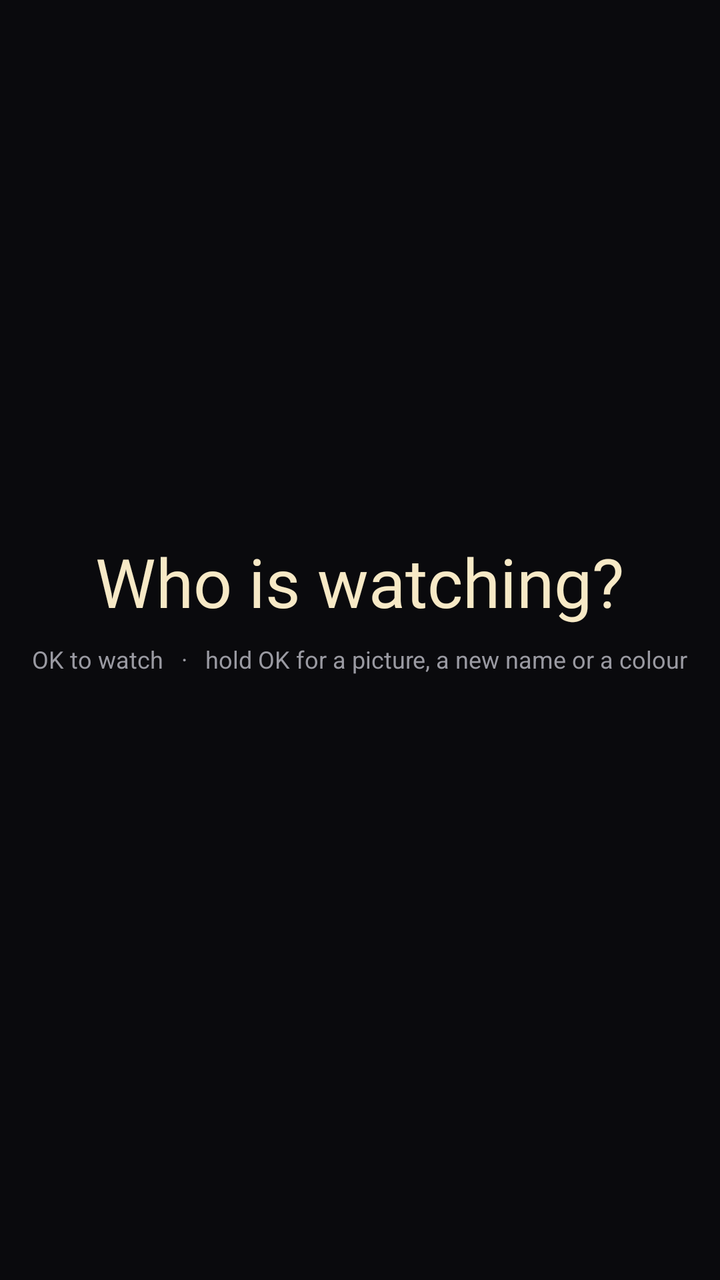
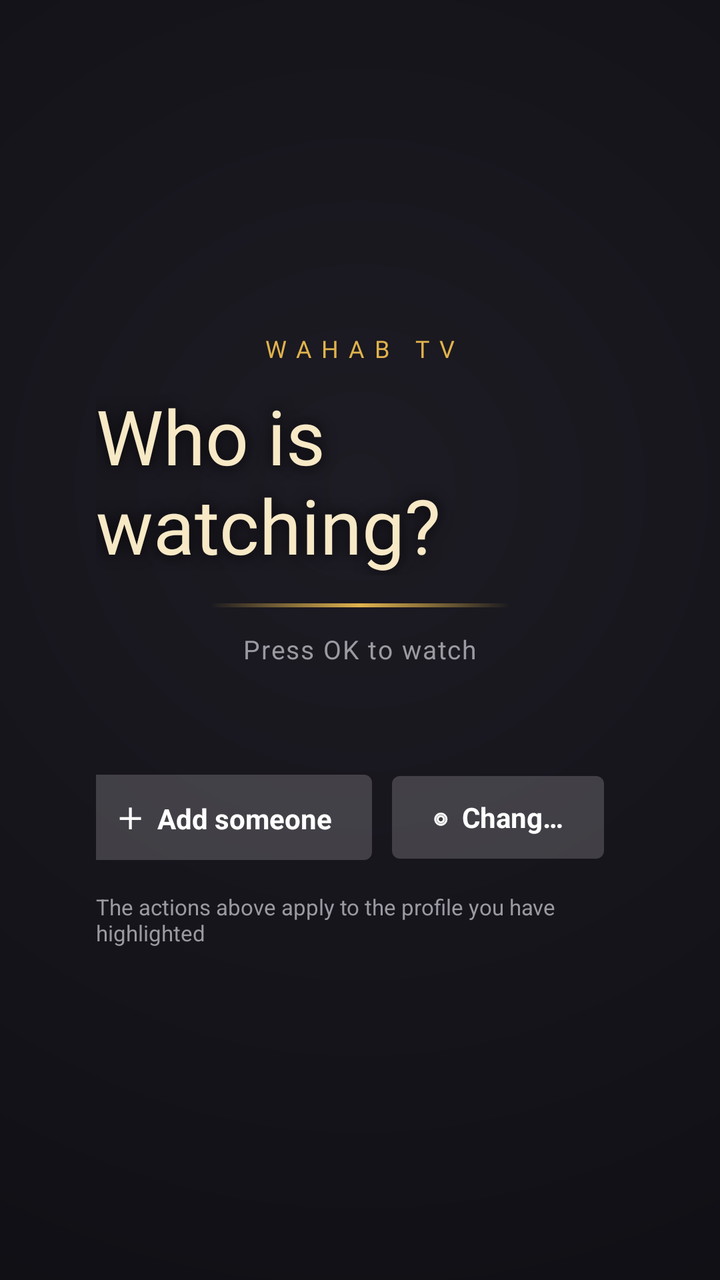

Compare the two renders of this Android layout. The source of the first and the diff that turns it into the second are given below.
<!-- AndroidManifest.xml: application theme AppTheme -->
<!-- res/layout/activity_profiles.xml -->
<?xml version="1.0" encoding="utf-8"?>
<FrameLayout xmlns:android="http://schemas.android.com/apk/res/android"
    android:layout_width="match_parent"
    android:layout_height="match_parent"
    android:background="@color/bg_deep">

    <LinearLayout
        android:layout_width="wrap_content"
        android:layout_height="wrap_content"
        android:layout_gravity="center"
        android:orientation="vertical"
        android:gravity="center_horizontal">

        <TextView
            android:id="@+id/pfTitle"
            android:layout_width="wrap_content"
            android:layout_height="wrap_content"
            android:fontFamily="@font/cinzel_bold"
            android:text="Who is watching?"
            android:textColor="@color/title_cream"
            android:textSize="34sp" />

        <TextView
            android:id="@+id/pfHint"
            android:layout_width="wrap_content"
            android:layout_height="wrap_content"
            android:layout_marginTop="8dp"
            android:text="OK to watch   ·   hold OK for a picture, a new name or a colour"
            android:textColor="@color/text_dim"
            android:textSize="12sp" />

        <LinearLayout
            android:id="@+id/pfRow"
            android:layout_width="wrap_content"
            android:layout_height="wrap_content"
            android:layout_marginTop="34dp"
            android:orientation="horizontal"
            android:gravity="center" />
    </LinearLayout>
</FrameLayout>
<!-- resources referenced by this layout -->
<resources>
  <color name="bg_deep">#0a0a0d</color>
  <color name="text_dim">#9a9aa2</color>
  <color name="title_cream">#f7e9c6</color>
  <style name="AppTheme" parent="android:Theme.Material.NoActionBar">
          <item name="android:windowBackground">@color/bg</item>
          <item name="android:colorBackground">@color/bg</item>
          <item name="android:colorAccent">@color/accent</item>
      </style>
  <color name="bg">#0e0e12</color>
  <color name="accent">#e0b34d</color>
</resources>

<!-- the commit's change to res/layout/activity_profiles.xml (unified diff, before → after) -->
@@ -2,39 +2,143 @@
 <FrameLayout xmlns:android="http://schemas.android.com/apk/res/android"
     android:layout_width="match_parent"
     android:layout_height="match_parent"
-    android:background="@color/bg_deep">
+    android:background="@drawable/profiles_bg">
 
     <LinearLayout
-        android:layout_width="wrap_content"
+        android:layout_width="match_parent"
         android:layout_height="wrap_content"
-        android:layout_gravity="center"
+        android:layout_gravity="center_vertical"
         android:orientation="vertical"
-        android:gravity="center_horizontal">
+        android:gravity="center_horizontal"
+        android:paddingStart="48dp"
+        android:paddingEnd="48dp">
+
+        <TextView
+            android:layout_width="wrap_content"
+            android:layout_height="wrap_content"
+            android:fontFamily="@font/cinzel_medium"
+            android:text="WAHAB TV"
+            android:textColor="@color/accent"
+            android:textSize="12sp"
+            android:letterSpacing="0.42" />
 
         <TextView
             android:id="@+id/pfTitle"
             android:layout_width="wrap_content"
             android:layout_height="wrap_content"
+            android:layout_marginTop="10dp"
             android:fontFamily="@font/cinzel_bold"
             android:text="Who is watching?"
             android:textColor="@color/title_cream"
-            android:textSize="34sp" />
+            android:textSize="38sp"
+            android:shadowColor="#cc000000"
+            android:shadowRadius="18" />
+
+        <View
+            android:layout_width="150dp"
+            android:layout_height="2dp"
+            android:layout_marginTop="14dp"
+            android:background="@drawable/rule_gold" />
 
         <TextView
             android:id="@+id/pfHint"
             android:layout_width="wrap_content"
             android:layout_height="wrap_content"
-            android:layout_marginTop="8dp"
-            android:text="OK to watch   ·   hold OK for a picture, a new name or a colour"
+            android:layout_marginTop="12dp"
+            android:text="Press OK to watch"
             android:textColor="@color/text_dim"
-            android:textSize="12sp" />
+            android:textSize="13sp"
+            android:letterSpacing="0.05" />
 
+        
         <LinearLayout
             android:id="@+id/pfRow"
             android:layout_width="wrap_content"
             android:layout_height="wrap_content"
-            android:layout_marginTop="34dp"
+            android:layout_marginTop="26dp"
             android:orientation="horizontal"
             android:gravity="center" />
+
+        
+        <LinearLayout
+            android:id="@+id/pfActions"
+            android:layout_width="wrap_content"
+            android:layout_height="wrap_content"
+            android:layout_marginTop="28dp"
+            android:orientation="horizontal"
+            android:gravity="center">
+
+            <TextView
+                android:id="@+id/pfAdd"
+                android:layout_width="wrap_content"
+                android:layout_height="wrap_content"
+                android:background="@drawable/btn_primary"
+                android:focusable="true"
+                android:clickable="true"
+                android:paddingStart="20dp" android:paddingEnd="20dp"
+                android:paddingTop="11dp" android:paddingBottom="11dp"
+                android:singleLine="true"
+                android:text="＋  Add someone"
+                android:textColor="@color/btn_primary_text"
+                android:textSize="14sp"
+                android:textStyle="bold" />
+
+            <TextView
+                android:id="@+id/pfPicture"
+                android:layout_width="wrap_content"
+                android:layout_height="wrap_content"
+                android:layout_marginStart="10dp"
+                android:background="@drawable/btn_primary"
+                android:focusable="true"
+                android:clickable="true"
+                android:paddingStart="20dp" android:paddingEnd="20dp"
+                android:paddingTop="11dp" android:paddingBottom="11dp"
+                android:singleLine="true"
+                android:text="◎  Change picture"
+                android:textColor="@color/btn_primary_text"
+                android:textSize="14sp"
+                android:textStyle="bold" />
+
+            <TextView
+                android:id="@+id/pfPhone"
+                android:layout_width="wrap_content"
+                android:layout_height="wrap_content"
+                android:layout_marginStart="10dp"
+                android:background="@drawable/btn_primary"
+                android:focusable="true"
+                android:clickable="true"
+                android:paddingStart="20dp" android:paddingEnd="20dp"
+                android:paddingTop="11dp" android:paddingBottom="11dp"
+                android:singleLine="true"
+                android:text="▣  Photo from phone"
+                android:textColor="@color/btn_primary_text"
+                android:textSize="14sp"
+                android:textStyle="bold" />
+
+            <TextView
+                android:id="@+id/pfEdit"
+                android:layout_width="wrap_content"
+                android:layout_height="wrap_content"
+                android:layout_marginStart="10dp"
+                android:background="@drawable/btn_primary"
+                android:focusable="true"
+                android:clickable="true"
+                android:paddingStart="20dp" android:paddingEnd="20dp"
+                android:paddingTop="11dp" android:paddingBottom="11dp"
+                android:singleLine="true"
+                android:text="✎  Rename"
+                android:textColor="@color/btn_primary_text"
+                android:textSize="14sp"
+                android:textStyle="bold" />
+        </LinearLayout>
+
+        <TextView
+            android:id="@+id/pfFoot"
+            android:layout_width="wrap_content"
+            android:layout_height="wrap_content"
+            android:layout_marginTop="16dp"
+            android:text="The actions above apply to the profile you have highlighted"
+            android:textColor="@color/text_dim"
+            android:textSize="11sp" />
     </LinearLayout>
 </FrameLayout>
<!-- resource entries referenced after the edit -->
@@ -1,8 +1,41 @@
 <!-- resources referenced by this layout -->
 <resources>
-  <color name="bg_deep">#0a0a0d</color>
   <color name="text_dim">#9a9aa2</color>
   <color name="title_cream">#f7e9c6</color>
+  <!-- drawable btn_primary (drawable) -->
+  <?xml version="1.0" encoding="utf-8"?>
+  <selector xmlns:android="http://schemas.android.com/apk/res/android">
+      <item android:state_focused="true">
+          <shape android:shape="rectangle">
+              <solid android:color="#f2f2f2" />
+              <corners android:radius="4dp" />
+          </shape>
+      </item>
+      <item>
+          <shape android:shape="rectangle">
+              <solid android:color="#2effffff" />
+              <corners android:radius="4dp" />
+          </shape>
+      </item>
+  </selector>
+  <!-- drawable profiles_bg (drawable) -->
+  <?xml version="1.0" encoding="utf-8"?>
+  <shape xmlns:android="http://schemas.android.com/apk/res/android" android:shape="rectangle">
+      <gradient
+          android:type="radial"
+          android:gradientRadius="760dp"
+          android:centerX="0.5"
+          android:centerY="0.38"
+          android:startColor="#1d1b23"
+          android:centerColor="#121117"
+          android:endColor="#07070a" />
+  </shape>
+  <!-- drawable rule_gold (drawable) -->
+  <?xml version="1.0" encoding="utf-8"?>
+  <shape xmlns:android="http://schemas.android.com/apk/res/android" android:shape="rectangle">
+      <gradient android:angle="0"
+          android:startColor="#00e0b34d" android:centerColor="#ffe0b34d" android:endColor="#00e0b34d" />
+  </shape>
   <style name="AppTheme" parent="android:Theme.Material.NoActionBar">
           <item name="android:windowBackground">@color/bg</item>
           <item name="android:colorBackground">@color/bg</item>
